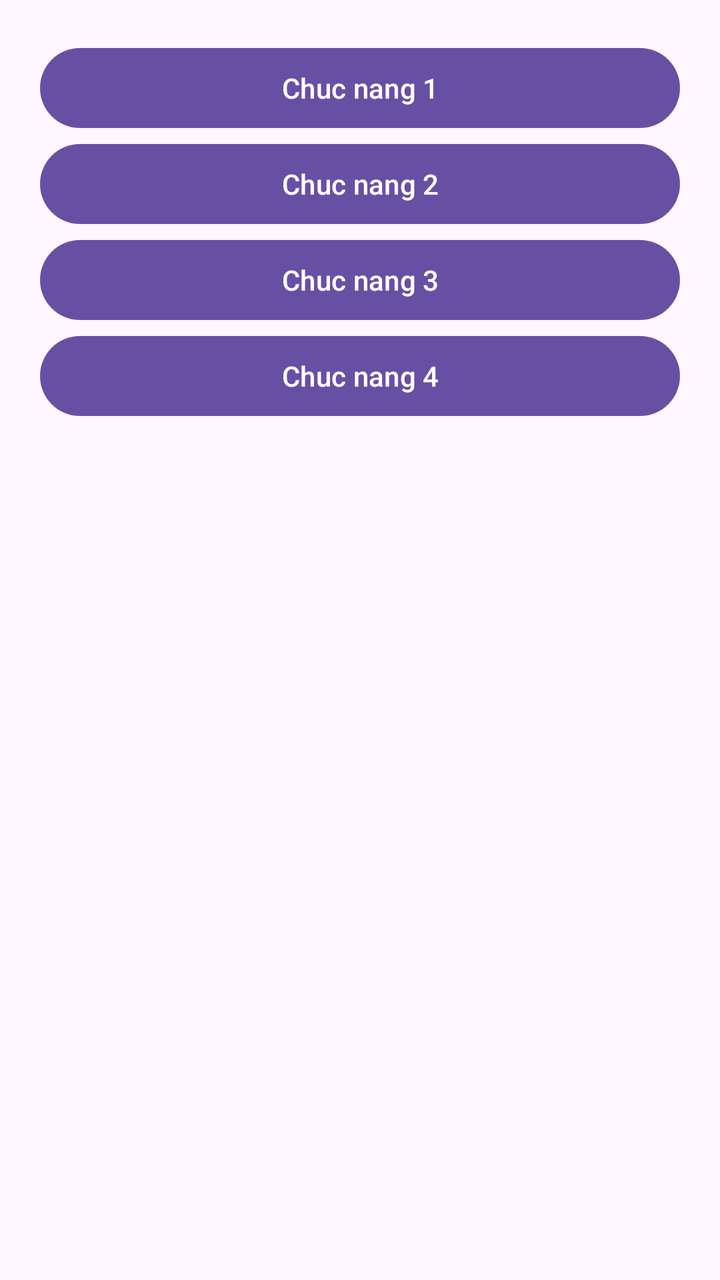
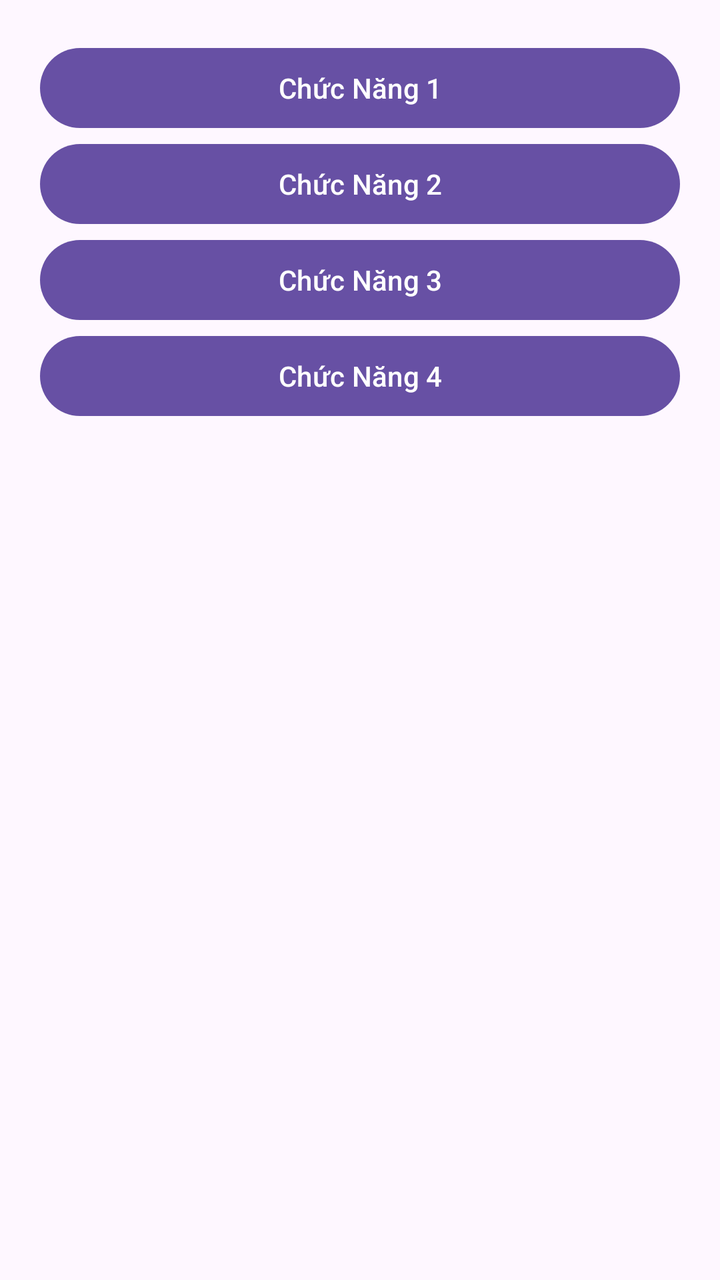

Compare the two renders of this Android layout. The source of the first and the diff that turns it into the second are given below.
<!-- AndroidManifest.xml: application theme Theme.Thigk2nguyenduchao -->
<!-- res/layout/activity_main.xml -->
<?xml version="1.0" encoding="utf-8"?>
<LinearLayout
    xmlns:android="http://schemas.android.com/apk/res/android"
    android:orientation="vertical"
    android:padding="20dp"
    android:layout_width="match_parent"
    android:layout_height="match_parent">

    <Button
        android:id="@+id/btn1"
        android:text="Chuc nang 1"
        android:layout_width="match_parent"
        android:layout_height="wrap_content"/>

    <Button
        android:id="@+id/btn2"
        android:text="Chuc nang 2"
        android:layout_width="match_parent"
        android:layout_height="wrap_content"/>

    <Button
        android:id="@+id/btn3"
        android:text="Chuc nang 3"
        android:layout_width="match_parent"
        android:layout_height="wrap_content"/>

    <Button
        android:id="@+id/btn4"
        android:text="Chuc nang 4"
        android:layout_width="match_parent"
        android:layout_height="wrap_content"/>

</LinearLayout>
<!-- resources referenced by this layout -->
<resources>
  <style name="Theme.Thigk2nguyenduchao" parent="Base.Theme.Thigk2nguyenduchao" />
  <style name="Base.Theme.Thigk2nguyenduchao" parent="Theme.Material3.DayNight.NoActionBar">
          
          
      </style>
</resources>

<!-- the commit's change to res/layout/activity_main.xml (unified diff, before → after) -->
@@ -8,25 +8,25 @@
 
     <Button
         android:id="@+id/btn1"
-        android:text="Chuc nang 1"
+        android:text="Chức Năng 1"
         android:layout_width="match_parent"
         android:layout_height="wrap_content"/>
 
     <Button
         android:id="@+id/btn2"
-        android:text="Chuc nang 2"
+        android:text="Chức Năng 2"
         android:layout_width="match_parent"
         android:layout_height="wrap_content"/>
 
     <Button
         android:id="@+id/btn3"
-        android:text="Chuc nang 3"
+        android:text="Chức Năng 3"
         android:layout_width="match_parent"
         android:layout_height="wrap_content"/>
 
     <Button
         android:id="@+id/btn4"
-        android:text="Chuc nang 4"
+        android:text="Chức Năng 4"
         android:layout_width="match_parent"
         android:layout_height="wrap_content"/>
 
